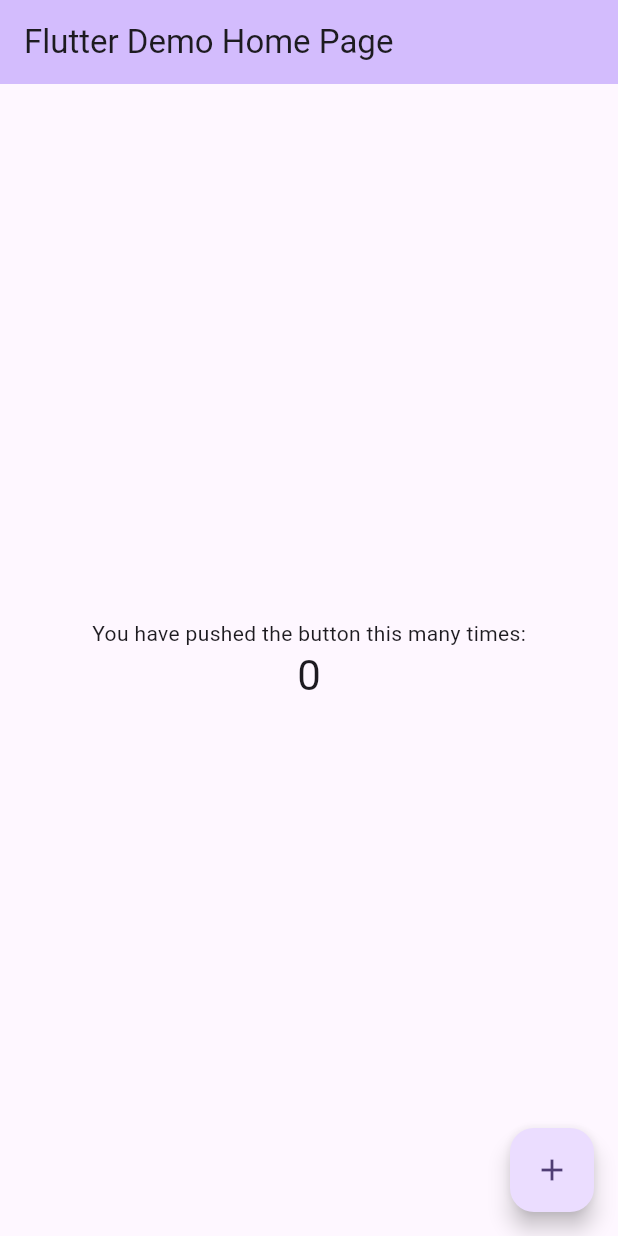
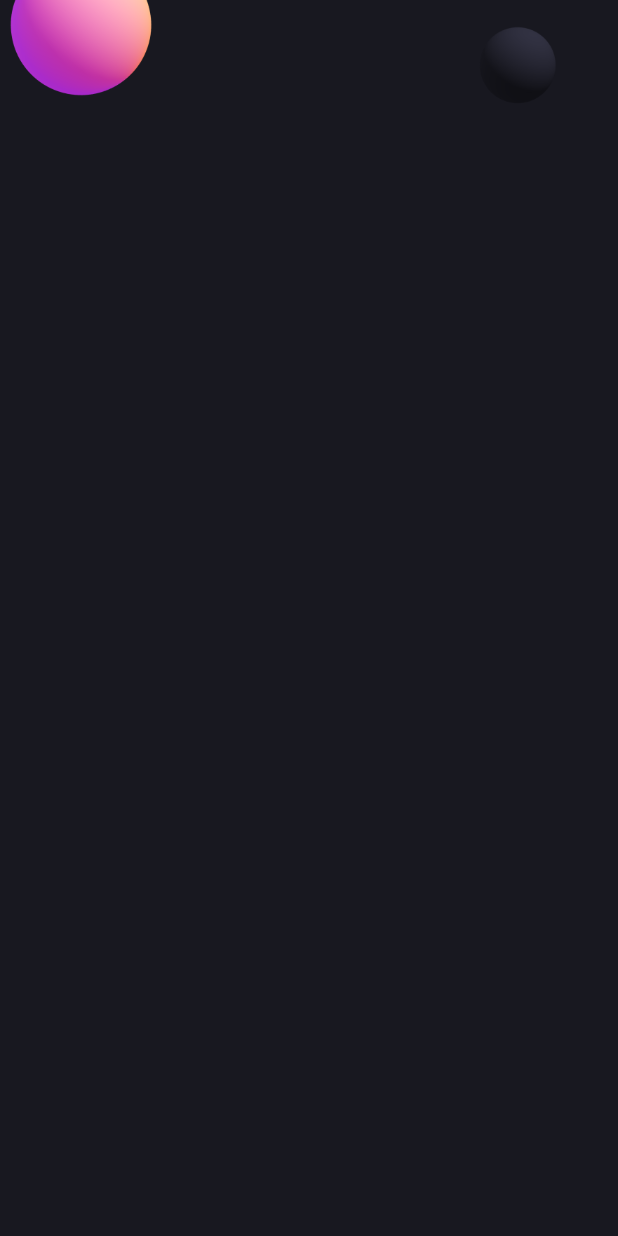
Before and after one commit to Saliim242/Somali-Electronic-App, a Flutter app: the screen it shows after launch, on a phone screen of 412 x 824 dp. Run offline on Flutter 3.47's test engine with Material 3 defaults, Android fonts, the phone set to English and light mode, and no system bars.

Commit message:
Implement login page and update app structure with color palette and image assets

```diff
--- a/lib/main.dart
+++ b/lib/main.dart
@@ -1,4 +1,6 @@
 import 'package:flutter/material.dart';
+import 'package:somali_electronic/pages/auth/login_page.dart';
+import 'package:somali_electronic/utils/colors.dart';
 
 void main() {
   runApp(const MyApp());
@@ -11,112 +13,12 @@ class MyApp extends StatelessWidget {
   @override
   Widget build(BuildContext context) {
     return MaterialApp(
+      debugShowCheckedModeBanner: false,
       title: 'Flutter Demo',
-      theme: ThemeData(
-        // This is the theme of your application.
-        //
-        // TRY THIS: Try running your application with "flutter run". You'll see
-        // the application has a purple toolbar. Then, without quitting the app,
-        // try changing the seedColor in the colorScheme below to Colors.green
-        // and then invoke "hot reload" (save your changes or press the "hot
-        // reload" button in a Flutter-supported IDE, or press "r" if you used
-        // the command line to start the app).
-        //
-        // Notice that the counter didn't reset back to zero; the application
-        // state is not lost during the reload. To reset the state, use hot
-        // restart instead.
-        //
-        // This works for code too, not just values: Most code changes can be
-        // tested with just a hot reload.
-        colorScheme: .fromSeed(seedColor: Colors.deepPurple),
+      theme: ThemeData.dark().copyWith(
+        scaffoldBackgroundColor: ColorPallete.backgroundColor,
       ),
-      home: const MyHomePage(title: 'Flutter Demo Home Page'),
+      home: const LoginPage(),
     );
   }
 }
-
-class MyHomePage extends StatefulWidget {
-  const MyHomePage({super.key, required this.title});
-
-  // This widget is the home page of your application. It is stateful, meaning
-  // that it has a State object (defined below) that contains fields that affect
-  // how it looks.
-
-  // This class is the configuration for the state. It holds the values (in this
-  // case the title) provided by the parent (in this case the App widget) and
-  // used by the build method of the State. Fields in a Widget subclass are
-  // always marked "final".
-
-  final String title;
-
-  @override
-  State<MyHomePage> createState() => _MyHomePageState();
-}
-
-class _MyHomePageState extends State<MyHomePage> {
-  int _counter = 0;
-
-  void _incrementCounter() {
-    setState(() {
-      // This call to setState tells the Flutter framework that something has
-      // changed in this State, which causes it to rerun the build method below
-      // so that the display can reflect the updated values. If we changed
-      // _counter without calling setState(), then the build method would not be
-      // called again, and so nothing would appear to happen.
-      _counter++;
-    });
-  }
-
-  @override
-  Widget build(BuildContext context) {
-    // This method is rerun every time setState is called, for instance as done
-    // by the _incrementCounter method above.
-    //
-    // The Flutter framework has been optimized to make rerunning build methods
-    // fast, so that you can just rebuild anything that needs updating rather
-    // than having to individually change instances of widgets.
-    return Scaffold(
-      appBar: AppBar(
-        // TRY THIS: Try changing the color here to a specific color (to
-        // Colors.amber, perhaps?) and trigger a hot reload to see the AppBar
-        // change color while the other colors stay the same.
-        backgroundColor: Theme.of(context).colorScheme.inversePrimary,
-        // Here we take the value from the MyHomePage object that was created by
-        // the App.build method, and use it to set our appbar title.
-        title: Text(widget.title),
-      ),
-      body: Center(
-        // Center is a layout widget. It takes a single child and positions it
-        // in the middle of the parent.
-        child: Column(
-          // Column is also a layout widget. It takes a list of children and
-          // arranges them vertically. By default, it sizes itself to fit its
-          // children horizontally, and tries to be as tall as its parent.
-          //
-          // Column has various properties to control how it sizes itself and
-          // how it positions its children. Here we use mainAxisAlignment to
-          // center the children vertically; the main axis here is the vertical
-          // axis because Columns are vertical (the cross axis would be
-          // horizontal).
-          //
-          // TRY THIS: Invoke "debug painting" (choose the "Toggle Debug Paint"
-          // action in the IDE, or press "p" in the console), to see the
-          // wireframe for each widget.
-          mainAxisAlignment: .center,
-          children: [
-            const Text('You have pushed the button this many times:'),
-            Text(
-              '$_counter',
-              style: Theme.of(context).textTheme.headlineMedium,
-            ),
-          ],
-        ),
-      ),
-      floatingActionButton: FloatingActionButton(
-        onPressed: _incrementCounter,
-        tooltip: 'Increment',
-        child: const Icon(Icons.add),
-      ),
-    );
-  }
-}
--- /dev/null
+++ b/lib/pages/auth/login_page.dart
@@ -0,0 +1,16 @@
+import 'package:flutter/material.dart';
+
+import '../../utils/images.dart';
+
+class LoginPage extends StatelessWidget {
+  const LoginPage({super.key});
+
+  @override
+  Widget build(BuildContext context) {
+    return Scaffold(
+      body: SingleChildScrollView(
+        child: Column(children: [Image.asset(Images.logo)]),
+      ),
+    );
+  }
+}
--- /dev/null
+++ b/lib/utils/colors.dart
@@ -0,0 +1,11 @@
+import 'package:flutter/material.dart';
+
+class ColorPallete {
+  static const Color backgroundColor = Color.fromRGBO(24, 24, 32, 1);
+  static const Color gradient1 = Color.fromRGBO(187, 63, 221, 1);
+  static const Color gradient2 = Color.fromRGBO(251, 109, 169, 1);
+  static const Color gradient3 = Color.fromRGBO(255, 159, 124, 1);
+  static const Color borderColor = Color.fromRGBO(52, 51, 67, 1);
+  static const Color hintTextColor = Color.fromRGBO(87, 86, 104, 1);
+  static const Color whiteColor = Colors.white;
+}
--- /dev/null
+++ b/lib/utils/images.dart
@@ -0,0 +1,3 @@
+class Images {
+  static const String logo = 'assets/images/signin_balls.png';
+}
```
Also changed, not shown: pubspec.yaml (+4 -5 lines).
